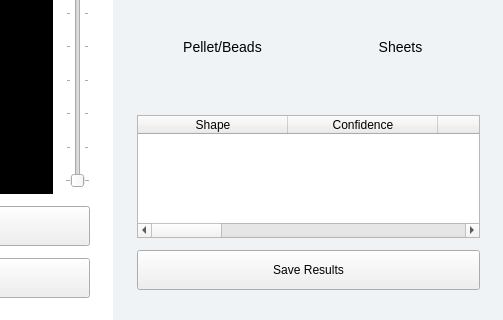
Old version of the form mpcamera/layouts/cameraPage.ui in the repository AkunoCode/MP-Camera; both pictures show x 597 to 1100 and y 440 to 760 of the 1100 by 760 pixel window.
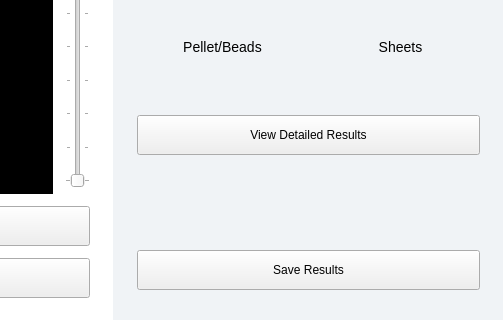
New version of the form. Icons and pictures are not drawn.

Commit message: feat: Add 'View Detailed Results' button and implement large inference table window

The edit to the form file:
```diff
--- a/mpcamera/layouts/cameraPage.ui
+++ b/mpcamera/layouts/cameraPage.ui
@@ -1640,63 +1640,34 @@
           </layout>
          </item>
          <item>
-          <widget class="QTableWidget" name="inferenceTable">
-           <attribute name="horizontalHeaderCascadingSectionResizes">
-            <bool>true</bool>
-           </attribute>
-           <attribute name="horizontalHeaderDefaultSectionSize">
-            <number>150</number>
-           </attribute>
-           <attribute name="horizontalHeaderStretchLastSection">
-            <bool>true</bool>
-           </attribute>
-           <column>
-            <property name="text">
-             <string>Shape</string>
-            </property>
-           </column>
-           <column>
-            <property name="text">
-             <string>Confidence</string>
-            </property>
-           </column>
-           <column>
-            <property name="text">
-             <string>Color</string>
-            </property>
-           </column>
-           <column>
-            <property name="text">
-             <string>Area</string>
-            </property>
-           </column>
-           <column>
-            <property name="text">
-             <string>Perimeter</string>
-            </property>
-           </column>
-           <column>
-            <property name="text">
-             <string>Major Axis</string>
-            </property>
-           </column>
-           <column>
-            <property name="text">
-             <string>Minor Axis</string>
-            </property>
-           </column>
-           <column>
-            <property name="text">
-             <string>ECD</string>
-            </property>
-           </column>
-           <column>
-            <property name="text">
-             <string>Skeleton Length</string>
-            </property>
-           </column>
+          <widget class="QPushButton" name="viewDetails">
+           <property name="minimumSize">
+            <size>
+             <width>0</width>
+             <height>40</height>
+            </size>
+           </property>
+           <property name="text">
+            <string>View Detailed Results</string>
+           </property>
+           <property name="designClass" stdset="0">
+            <string>lightButton</string>
+           </property>
           </widget>
          </item>
+         <item>
+          <spacer name="verticalSpacer">
+           <property name="orientation">
+            <enum>Qt::Vertical</enum>
+           </property>
+           <property name="sizeHint" stdset="0">
+            <size>
+             <width>20</width>
+             <height>40</height>
+            </size>
+           </property>
+          </spacer>
+         </item>
          <item>
           <widget class="QPushButton" name="saveResultButton">
            <property name="minimumSize">
```
The commit also changes 2 other files.
